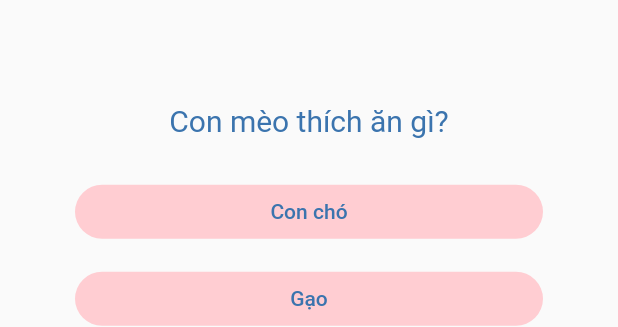
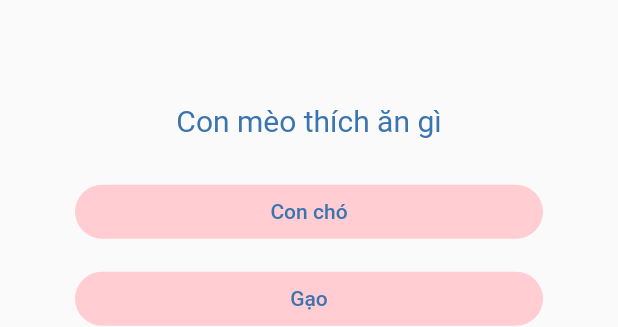
Before and after one commit to NhatNam7777/my_quiz_app, a Flutter app: the QuizScreen widget shown alone on an empty page, opened directly with empty values, after a tap on "Nhà Nam", on a phone screen of 412 x 824 dp. Shown: the part 308-635 px from the top of the screen. Run offline on Flutter 3.47's test engine with Material 2 defaults, Android fonts, the phone set to English and light mode, and no system bars.

```diff
--- a/lib/answer_box.dart
+++ b/lib/answer_box.dart
@@ -4,11 +4,11 @@ class AnswerBox extends StatelessWidget {
   const AnswerBox({
     super.key,
     required this.answer,
-    required this.nextQuestion,
+    required this.selectAnswer,
     required this.switchScreen,
   });
   final String answer;
-  final void Function() nextQuestion;
+  final void Function() selectAnswer;
   final void Function() switchScreen;
 
   @override
@@ -24,7 +24,7 @@ class AnswerBox extends StatelessWidget {
           ),
           foregroundColor: const Color(0xff3b74ae),
         ),
-        onPressed: nextQuestion,
+        onPressed: selectAnswer,
         child: Text(answer),
       ),
     );
--- a/lib/quiz_screen.dart
+++ b/lib/quiz_screen.dart
@@ -6,25 +6,28 @@ class QuizScreen extends StatefulWidget {
   const QuizScreen({
     super.key,
     required this.switchScreen,
+    required this.storeAnswers,
   });
   final void Function() switchScreen;
+  final void Function(String answer) storeAnswers;
 
   @override
   State<QuizScreen> createState() => _QuizScreenState();
 }
 
-int currentIndexQuestion = 0;
-int questionsLength = questions.length;
+class _QuizScreenState extends State<QuizScreen> {
+  int currentIndexQuestion = 0;
+  int questionsLength = questions.length;
 
-class _QuizScreenState extends State<QuizScreen> {
   @override
   Widget build(BuildContext context) {
     void nextQuestion() {
       setState(() {
-        if (currentIndexQuestion < questionsLength - 1)
+        if (currentIndexQuestion < questionsLength - 1) {
           currentIndexQuestion++;
-        else
+        } else {
           widget.switchScreen();
+        }
       });
     }
 
@@ -33,8 +36,11 @@ class _QuizScreenState extends State<QuizScreen> {
         mainAxisSize: MainAxisSize.min,
         children: [
           Text(
-            questions[currentIndexQuestion].question + '?',
-            style: const TextStyle(fontSize: 20, color: Color(0xff3b74ae)),
+            questions[currentIndexQuestion].question,
+            style: const TextStyle(
+              fontSize: 20,
+              color: Color(0xff3b74ae),
+            ),
           ),
           const SizedBox(
             height: 20,
@@ -42,7 +48,10 @@ class _QuizScreenState extends State<QuizScreen> {
           ...questions[currentIndexQuestion].shuffledAnswers.map((e) {
             return AnswerBox(
               answer: e,
-              nextQuestion: nextQuestion,
+              selectAnswer: () {
+                nextQuestion();
+                widget.storeAnswers(e);
+              },
               switchScreen: widget.switchScreen,
             );
           })
```
Also changed, not shown: lib/home_page.dart (+24 -2 lines), lib/results_screen.dart (+40 -2 lines), lib/summary.dart (added, +45 -0 lines).
